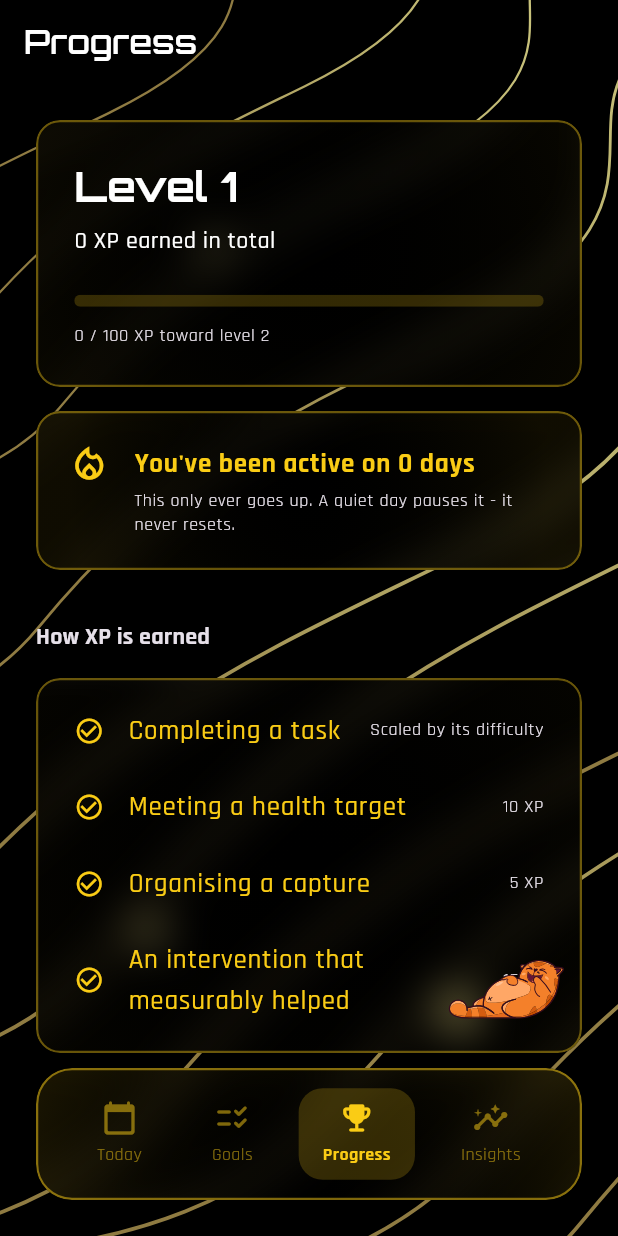
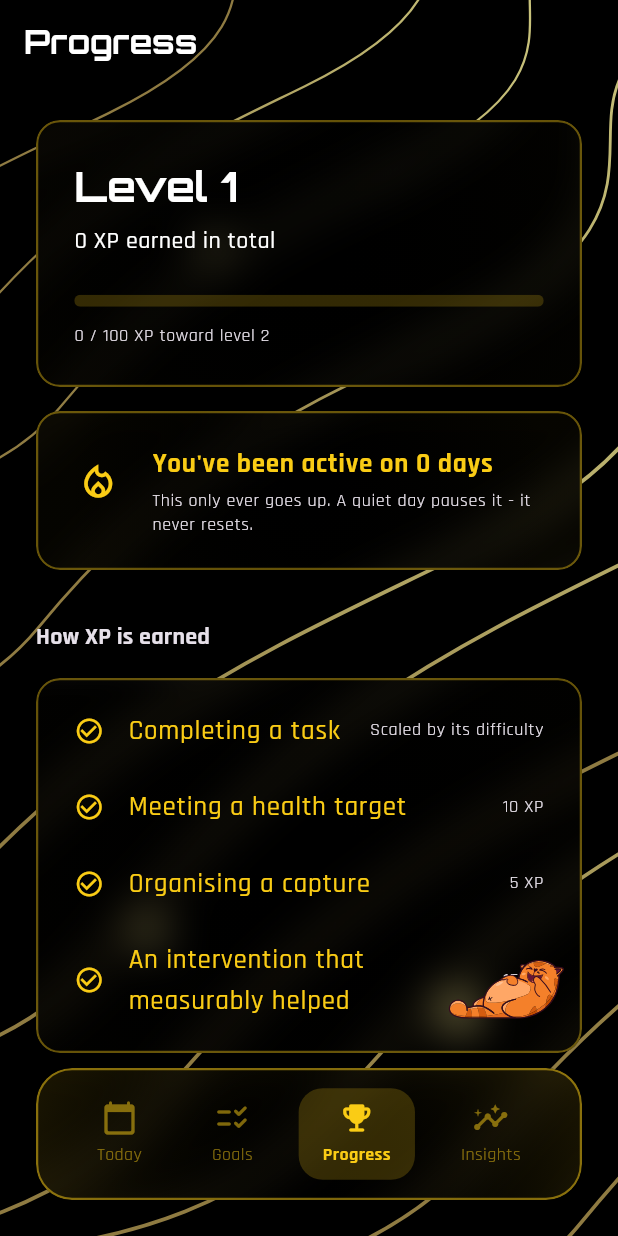
Before and after one commit to ryanfer123/Atari, a Flutter app: the GamificationScreen screen opened by its route, on a phone screen of 412 x 824 dp. Run offline on Flutter 3.47's test engine with Material 3 defaults, Android fonts, the phone set to English and light mode, and no system bars; our stand-ins replace get_it, go_router, google_fonts, lottie.

Commit message:
feat: frontend 1.2

```diff
--- a/lib/core/widgets/atari_card.dart
+++ b/lib/core/widgets/atari_card.dart
@@ -19,9 +19,9 @@
     final isDark = Theme.of(context).brightness == Brightness.dark;
 
     // Atari Glassmorphism Theme Rules
-    final Color baseColor = isDark ? Colors.black : AtariTheme.primaryYellow;
+    final Color baseColor = isDark ? Colors.black : Colors.white;
     final Color textColor = isDark ? AtariTheme.primaryYellow : Colors.black;
-    final Color glowColor = isDark ? AtariTheme.primaryYellow : Colors.white;
+    final Color glowColor = AtariTheme.primaryYellow; // Yellow glow for both themes
 
     return ClipRRect(
       borderRadius: BorderRadius.circular(16),
@@ -41,7 +41,8 @@
               radius: 1.5,
               colors: [
                 Colors.transparent,
-                glowColor.withOpacity(0.15),
+                // Reduced intensity so background contrast remains strong
+                glowColor.withOpacity(0.05),
               ],
             ),
 
--- a/lib/core/widgets/atari_text_field.dart
+++ b/lib/core/widgets/atari_text_field.dart
@@ -19,7 +19,7 @@
 
     // Atari Glassmorphism Theme Rules
     final Color textColor = isDark ? AtariTheme.primaryYellow : Colors.black;
-    final Color glowColor = isDark ? AtariTheme.primaryYellow : Colors.white;
+    final Color glowColor = AtariTheme.primaryYellow; // Yellow accents in both themes
 
     final border = OutlineInputBorder(
       borderRadius: BorderRadius.circular(12),
--- a/lib/features/gamification/views/gamification_screen.dart
+++ b/lib/features/gamification/views/gamification_screen.dart
@@ -1,4 +1,5 @@
 import 'package:flutter/material.dart';
+import 'package:lottie/lottie.dart';
 import '../../../core/widgets/atari_card.dart';
 import '../../../core/theme/atari_theme.dart';
 
@@ -8,7 +9,11 @@
   @override
   Widget build(BuildContext context) {
     final isDark = Theme.of(context).brightness == Brightness.dark;
-    final glowColor = isDark ? AtariTheme.primaryYellow : Colors.white;
+    final glowColor = AtariTheme.primaryYellow; // Using the fixed Yellow for both themes
+
+    // TODO: Wire these to real state
+    const int totalActiveDays = 0;
+    const int daysSinceLastActive = 0;
 
     return Scaffold(
       backgroundColor: Colors.transparent,
@@ -51,13 +56,34 @@
               child: Row(
                 crossAxisAlignment: CrossAxisAlignment.start,
                 children: [
-                  const Icon(Icons.local_fire_department_outlined, size: 28),
+                  // Shared bounding box to guarantee identical centering
+                  SizedBox(
+                    width: 40,
+                    height: 40,
+                    child: totalActiveDays == 0
+                        ? const Align(
+                            alignment: Alignment.bottomCenter, // Align to bottom so bases match
+                            child: Icon(Icons.local_fire_department_outlined, size: 28),
+                          )
+                        : Align(
+                            alignment: Alignment.bottomCenter, // Align to bottom so bases match
+                            child: Lottie.asset(
+                              daysSinceLastActive == 0
+                                  ? 'assets/lotties/red_flame.json'
+                                  : 'assets/lotties/blue_flame.json',
+                              key: ValueKey(daysSinceLastActive == 0 ? 'red' : 'blue'),
+                              width: 38, // Slightly bigger than the 28px static icon
+                              height: 38,
+                              fit: BoxFit.contain,
+                            ),
+                          ),
+                  ),
                   const SizedBox(width: 16),
                   Expanded(
                     child: Column(
                       crossAxisAlignment: CrossAxisAlignment.start,
                       children: [
-                        const Text('You\'ve been active on 0 days', style: TextStyle(fontWeight: FontWeight.bold)),
+                        Text('You\'ve been active on $totalActiveDays days', style: const TextStyle(fontWeight: FontWeight.bold)),
                         const SizedBox(height: 4),
                         Text(
                           'This only ever goes up. A quiet day pauses it - it never resets.',
```
Also changed, not shown: lib/core/theme/atari_theme.dart (+6 -5 lines), lib/core/widgets/atari_button.dart (+10 -12 lines), lib/features/goals/views/goals_screen.dart (+9 -5 lines).
